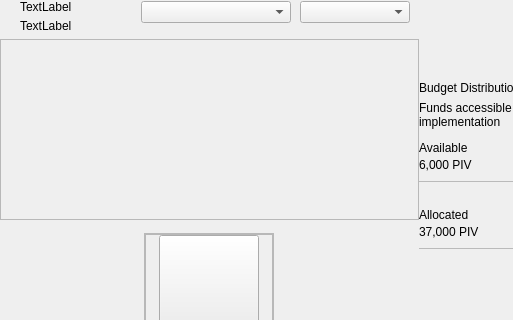
First picture: the form in src/qt/pivx/forms/governancewidget.ui, repository furszy/PIVX, before the edit; both pictures show x 0 to 513 and y 0 to 320 of the 629 by 406 pixel window.
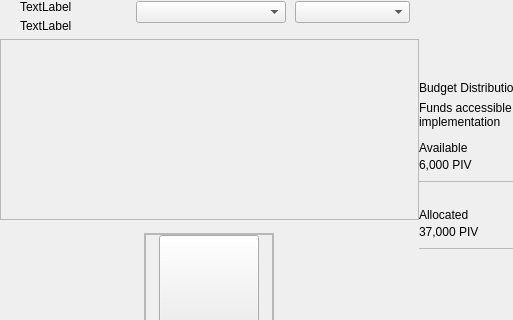
Second picture: the form after the edit. Custom widgets are drawn as their Qt base class.

Commit message: GUI governance: add proposals filter

What changed in the file:
```diff
--- a/src/qt/pivx/forms/governancewidget.ui
+++ b/src/qt/pivx/forms/governancewidget.ui
@@ -139,7 +139,7 @@
             <widget class="QComboBox" name="comboBoxFilter">
              <property name="minimumSize">
               <size>
-               <width>110</width>
+               <width>115</width>
                <height>0</height>
               </size>
              </property>
```
The commit also changes 4 other files.
